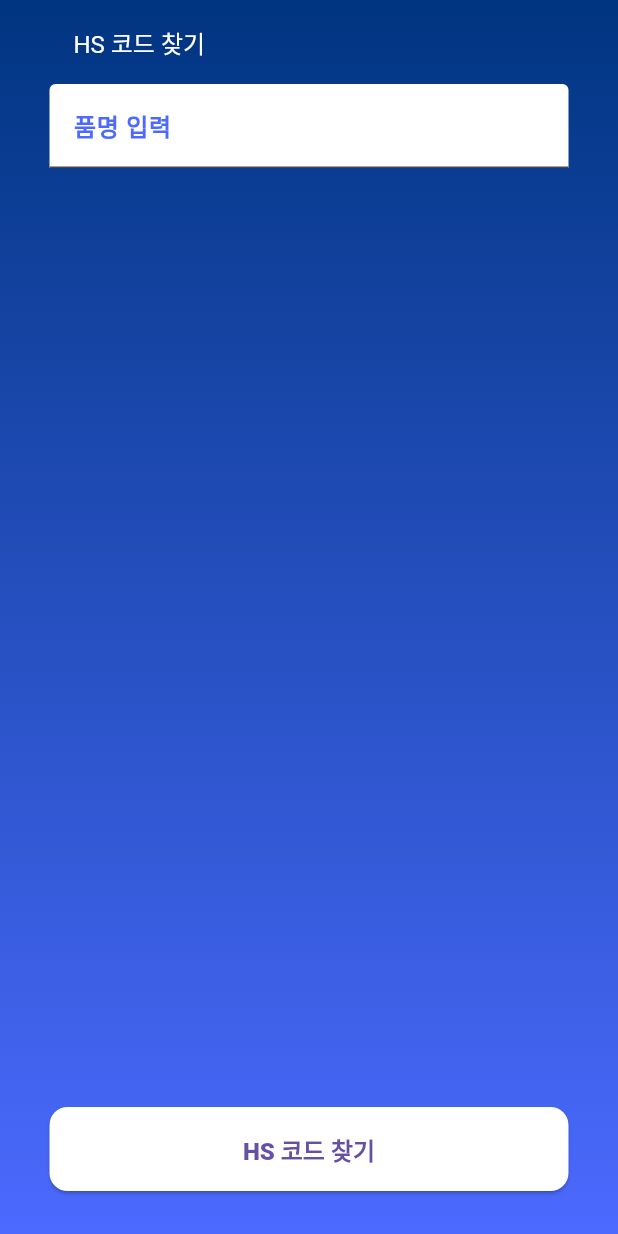
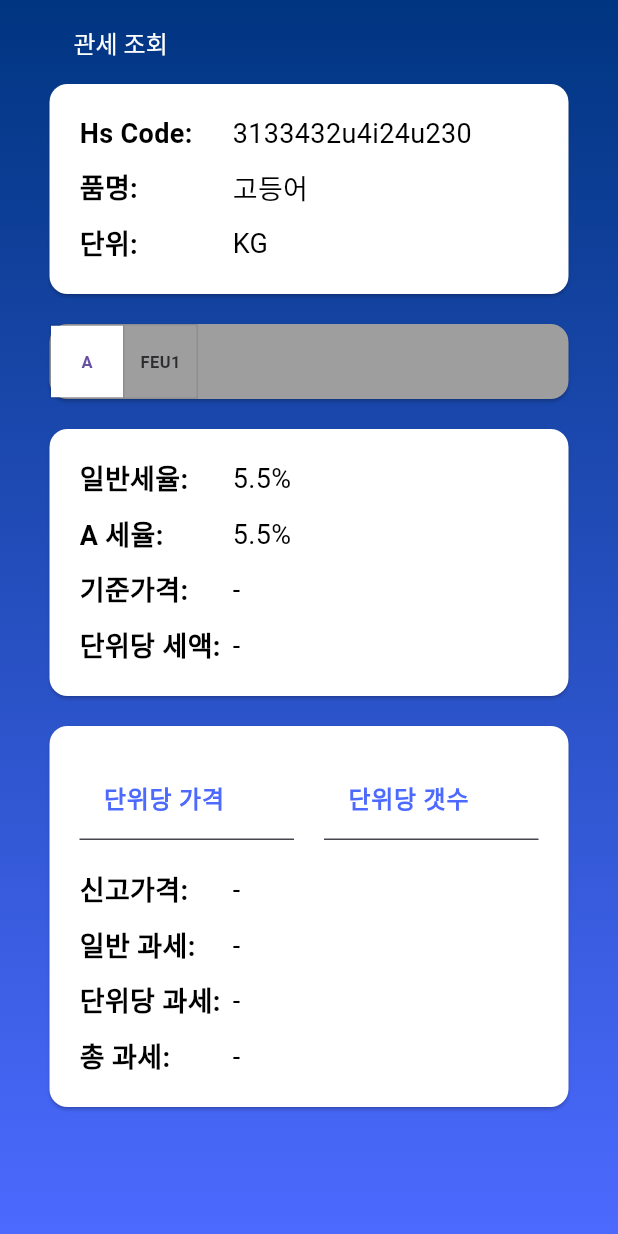
Before and after one commit to icecrao2/tarrific_calc, a Flutter app: the screen it shows after launch, on a phone screen of 412 x 824 dp. Run offline on Flutter 3.47's test engine with Material 3 defaults, Android fonts, the phone set to English and light mode, and no system bars; our stand-ins replace flutter_dotenv, flutter_riverpod, freezed_annotation; missing offline and left inert: xml2json; generated files the repository leaves out were written again.

Commit message:
관세 조회 화면 제작

```diff
--- a/lib/main.dart
+++ b/lib/main.dart
@@ -1,7 +1,7 @@
 import 'package:flutter/material.dart';
 import 'package:flutter_dotenv/flutter_dotenv.dart';
 import 'package:flutter_riverpod/flutter_riverpod.dart';
-import 'package:tariff_calc/presentation/search_hs/search_hs_screen.dart';
+import 'package:tariff_calc/presentation/tariff_lookup/tariff_lookup_screen.dart';
 
 void main() async {
   WidgetsFlutterBinding.ensureInitialized();
@@ -51,7 +51,8 @@ class MyApp extends StatelessWidget {
                       ],
                     ),
                   ),
-                  child: const SearchHsScreen()),
+                  // child: const SearchHsScreen()),
+                  child: const TariffLookupScreen()),
             )));
   }
 }
--- a/lib/presentation/_design/list/default_list.dart
+++ b/lib/presentation/_design/list/default_list.dart
@@ -22,6 +22,7 @@ class DefaultList extends StatelessWidget {
               title: elements[index].center,
               trailing: elements[index].trailing,
               dense: true,
+              onTap: elements[index].onTap,
             ),
           );
         },
@@ -34,7 +35,8 @@ class DefaultListElementUiModel {
   final Widget leading;
   final Widget center;
   final Widget trailing;
+  final VoidCallback onTap;
 
   const DefaultListElementUiModel(
-      {required this.leading, required this.center, required this.trailing});
+      {required this.leading, required this.center, required this.trailing, required this.onTap});
 }
--- /dev/null
+++ b/lib/presentation/_design/radio/toggle_button_radio.dart
@@ -0,0 +1,38 @@
+import 'package:flutter/material.dart';
+
+typedef StringCallback = void Function(String str);
+
+class ToggleButtonRadio extends StatefulWidget {
+
+  final List<String> options;
+  final StringCallback onTap;
+  const ToggleButtonRadio({super.key, required this.options, required this.onTap});
+
+  @override
+  State<ToggleButtonRadio> createState() => _ToggleButtonRadioState();
+}
+
+class _ToggleButtonRadioState extends State<ToggleButtonRadio> {
+  int _selectedIndex = 0;
+
+  @override
+  Widget build(BuildContext context) {
+    return ToggleButtons(
+      isSelected: List.generate(widget.options.length, (index) => index == _selectedIndex),
+      onPressed: (index) {
+        setState(() {
+          widget.onTap(widget.options[index]);
+          _selectedIndex = index;
+        });
+      },
+      fillColor: Colors.white,
+      children: widget.options.map((e) => Container(
+        width: 40,
+        height: 45,
+        alignment: Alignment.center,
+        padding: const EdgeInsets.symmetric(horizontal: 5),
+        child: Text(e, style: const TextStyle(fontWeight: FontWeight.w600, fontSize: 11),),
+      )).toList(),
+    );
+  }
+}
--- /dev/null
+++ b/lib/presentation/_design/text/title_content_text.dart
@@ -0,0 +1,28 @@
+import 'package:flutter/material.dart';
+
+class TitleContentText extends StatelessWidget {
+
+  final String title;
+  final String content;
+
+  const TitleContentText({super.key, required this.title, required this.content});
+
+  @override
+  Widget build(BuildContext context) {
+    return Row(
+      mainAxisAlignment: MainAxisAlignment.spaceBetween,
+      children: [
+        Expanded(
+          flex: 2,
+          child: Text('$title: ',
+            style: const TextStyle(fontSize: 18, color: Colors.black, fontWeight: FontWeight.bold)),
+        ),
+        Expanded(
+          flex: 4,
+          child: Text(content,
+            style: const TextStyle(fontSize: 18, color: Colors.black)),
+        )
+      ],
+    );
+  }
+}
--- a/lib/presentation/search_hs/components/_list/search_hs_code_list_component.dart
+++ b/lib/presentation/search_hs/components/_list/search_hs_code_list_component.dart
@@ -1,5 +1,4 @@
 import 'package:flutter/material.dart';
-import 'package:flutter/services.dart';
 import 'package:flutter_riverpod/flutter_riverpod.dart';
 import 'package:tariff_calc/presentation/_design/list/default_list.dart';
 
@@ -59,7 +58,10 @@ class SearchHsCodeListComponent extends ConsumerWidget {
             ],
           )
         ),
-          trailing: const SizedBox.shrink()
+        trailing: const SizedBox.shrink(),
+        onTap: () {
+
+        }
       )).toList()
     );
   }
--- /dev/null
+++ b/lib/presentation/tariff_lookup/tariff_lookup_screen.dart
@@ -0,0 +1,161 @@
+import 'package:flutter/material.dart';
+import 'package:tariff_calc/presentation/_design/button/primary_button.dart';
+import 'package:tariff_calc/presentation/_design/input/default_text_field.dart';
+
+import '../_design/radio/toggle_button_radio.dart';
+import '../_design/text/title_content_text.dart';
+
+class TariffLookupScreen extends StatelessWidget {
+  const TariffLookupScreen({super.key});
+
+  @override
+  Widget build(BuildContext context) {
+    return Scaffold(
+        appBar: AppBar(
+          title: const Text(
+              '관세 조회'
+          ),
+        ),
+        body: Column(
+          children: [
+            SizedBox(
+              width: MediaQuery.sizeOf(context).width,
+              child: Card(
+                  margin: EdgeInsets.only(bottom: 20),
+                  color: Colors.white,
+                  child: Padding(
+                    padding: EdgeInsets.symmetric(horizontal: 20, vertical: 20),
+                    child: Column(
+                      crossAxisAlignment: CrossAxisAlignment.start,
+                      children: [
+                        const TitleContentText(
+                          title: "Hs Code",
+                          content: "3133432u4i24u230",
+                        ),
+                        const SizedBox(height: 10,),
+                        const TitleContentText(
+                          title: "품명",
+                          content: "고등어",
+                        ),
+                        const SizedBox(height: 10,),
+                        const TitleContentText(
+                          title: "단위",
+                          content: "KG",
+                        ),
+                      ],
+                    ),
+                  )
+              ),
+            ),
+
+           SizedBox(
+             width: double.infinity,
+             child:  Card(
+               margin: EdgeInsets.only(bottom: 20),
+               color: Colors.grey,
+               child: ToggleButtonRadio(
+                 options: [
+                   "A", "FEU1"
+                 ],
+                 onTap: (str) {
+                   print(str);
+                 },
+               ),
+             ),
+           ),
+
+            SizedBox(
+              width: MediaQuery.sizeOf(context).width,
+              child: Card(
+                margin: EdgeInsets.only(bottom: 20),
+                color: Colors.white,
+                child: Padding(
+                  padding: EdgeInsets.symmetric(horizontal: 20, vertical: 20),
+                  child: Column(
+                    crossAxisAlignment: CrossAxisAlignment.start,
+                    children: [
+                      const TitleContentText(
+                        title: "일반세율",
+                        content: "5.5%",
+                      ),
+                      const SizedBox(height: 10,),
+                      TitleContentText(
+                        title: "A 세율",
+                        content: "5.5%",
+                      ),
+                      const SizedBox(height: 10,),
+                      TitleContentText(
+                        title: "기준가격",
+                        content: "-",
+                      ),
+                      const SizedBox(height: 10,),
+                      TitleContentText(
+                        title: "단위당 세액",
+                        content: "-",
+                      ),
+                    ],
+                  ),
+                )
+              ),
+            ),
+
+
+
+
+            SizedBox(
+              width: MediaQuery.sizeOf(context).width,
+              child: Card(
+                margin: EdgeInsets.only(bottom: 20),
+                color: Colors.white,
+                child: Padding(
+                  padding: EdgeInsets.symmetric(horizontal: 20, vertical: 20),
+                  child: Column(
+                    crossAxisAlignment: CrossAxisAlignment.start,
+                    children: [
+
+                      Row(
+                        children: [
+                          Expanded(
+                            child: DefaultTextField(
+                              textEditingController: TextEditingController(text: ""), labelText: '단위당 가격'),
+                          ),
+
+                          const SizedBox(width: 20,),
+
+                          Expanded(
+                            child: DefaultTextField(
+                              textEditingController: TextEditingController(text: ""), labelText: '단위당 갯수'),
+                          ),
+                        ],
+                      ),
+                      const SizedBox(height: 20,),
+
+                      const TitleContentText(
+                        title: "신고가격",
+                        content: "-",
+                      ),
+                      const SizedBox(height: 10,),
+                      TitleContentText(
+                        title: "일반 과세",
+                        content: "-",
+                      ),
+                      const SizedBox(height: 10,),
+                      TitleContentText(
+                        title: "단위당 과세",
+                        content: "-",
+                      ),
+                      const SizedBox(height: 10,),
+                      TitleContentText(
+                        title: "총 과세",
+                        content: "-",
+                      ),
+                    ],
+                  ),
+                )
+              ),
+            ),
+          ],
+        )
+    );
+  }
+}
```
Lines whose indentation alone changed are shown as unchanged.
